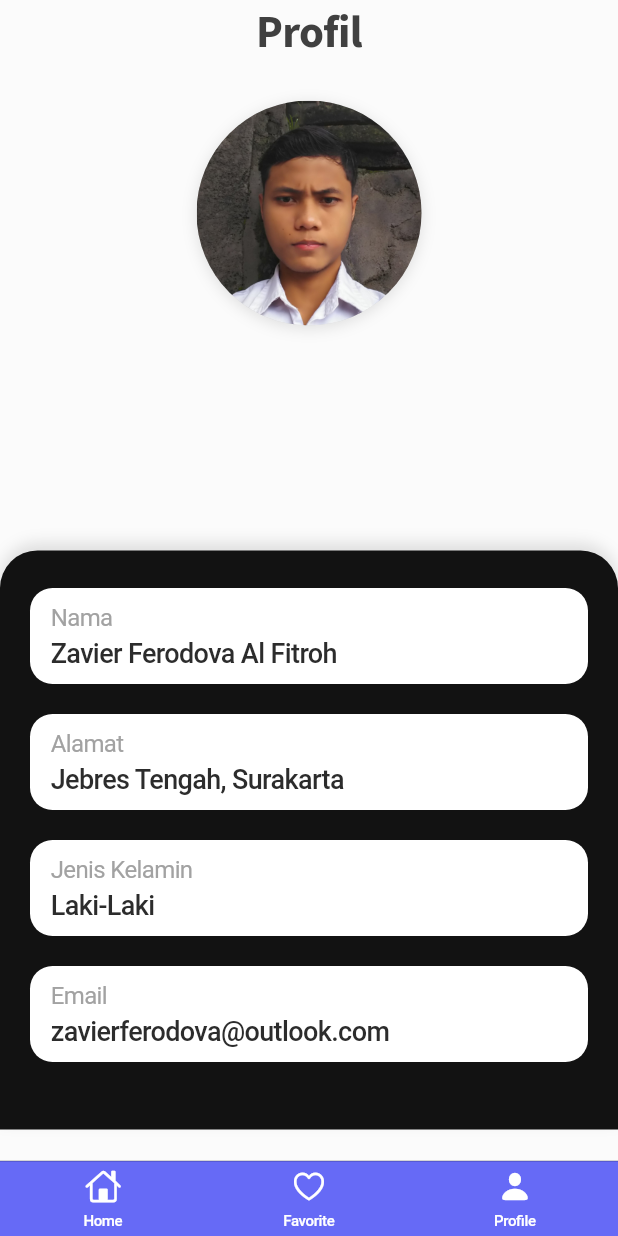
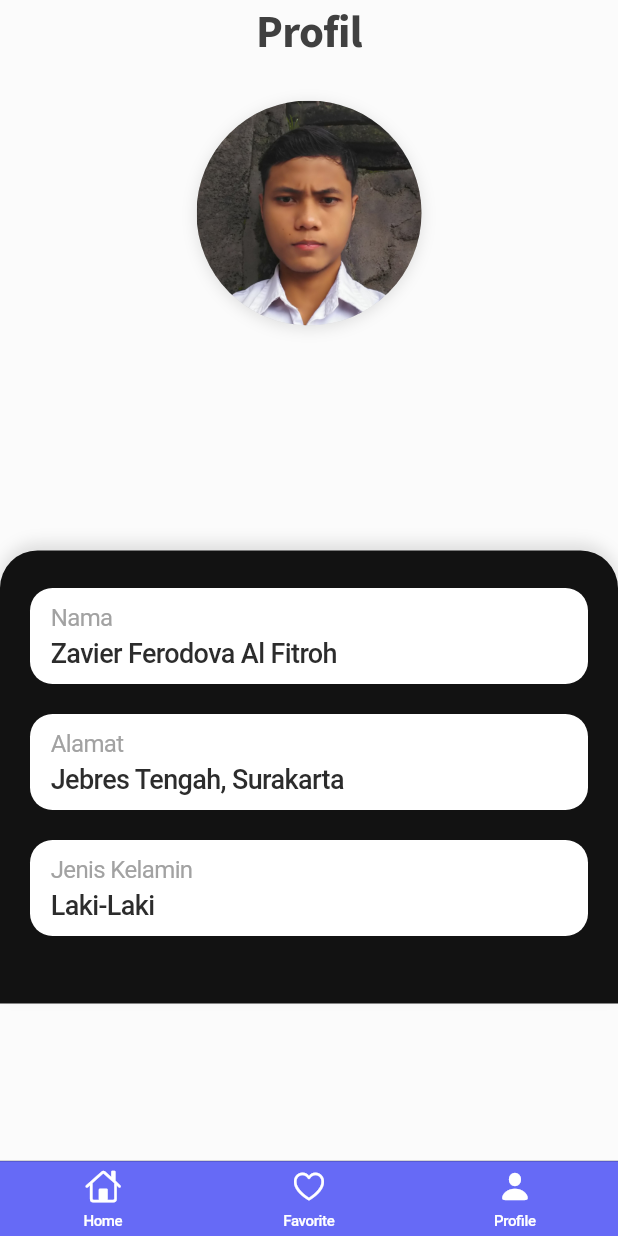
Before and after one commit to zavierferodova/Flutter-Store-App, a Flutter app: the screen it shows after launch, item 3 of the bottom bar chosen, on a phone screen of 412 x 824 dp. Run offline on Flutter 3.47's test engine with Material 2 defaults, Android fonts, the phone set to English and light mode, and no system bars; our stand-ins replace dotted_line, google_fonts.

Commit message:
Update lib/views/home/profile_fragment.dart

```diff
--- a/lib/views/home/profile_fragment.dart
+++ b/lib/views/home/profile_fragment.dart
@@ -89,7 +89,6 @@ class ProfileFragment extends StatelessWidget {
                   itemProfile('Nama', 'Zavier Ferodova Al Fitroh'),
                   itemProfile('Alamat', 'Jebres Tengah, Surakarta'),
                   itemProfile('Jenis Kelamin', 'Laki-Laki'),
-                  itemProfile('Email', 'zavierferodova@outlook.com'),
                 ],
               )
             )
```
